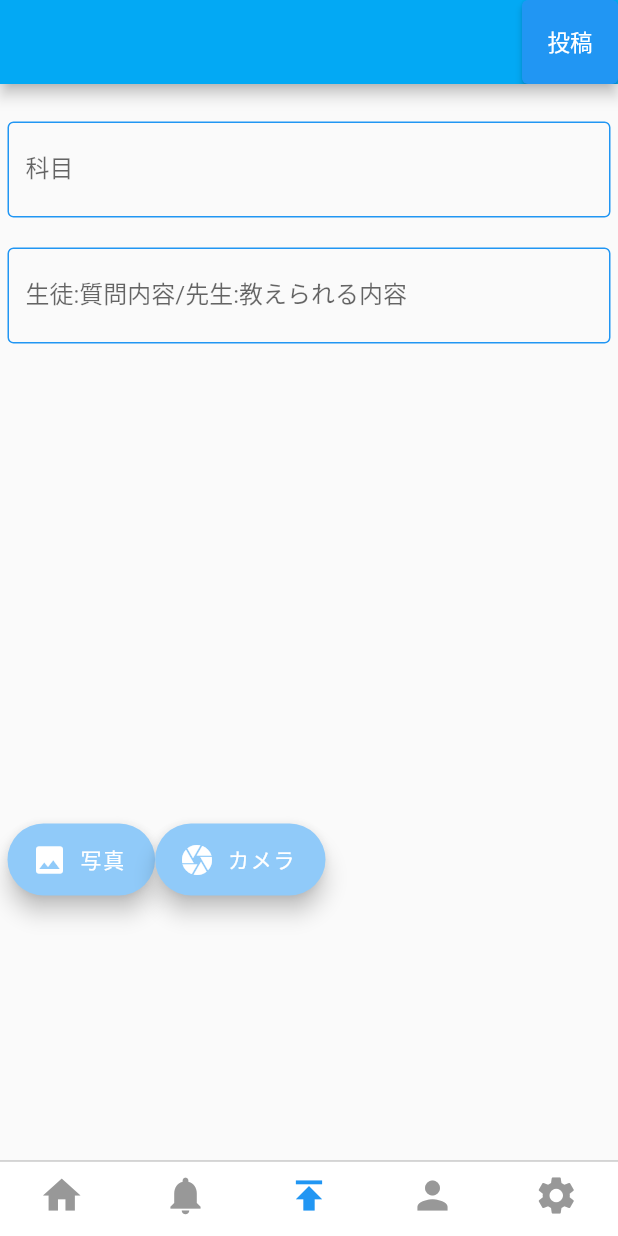
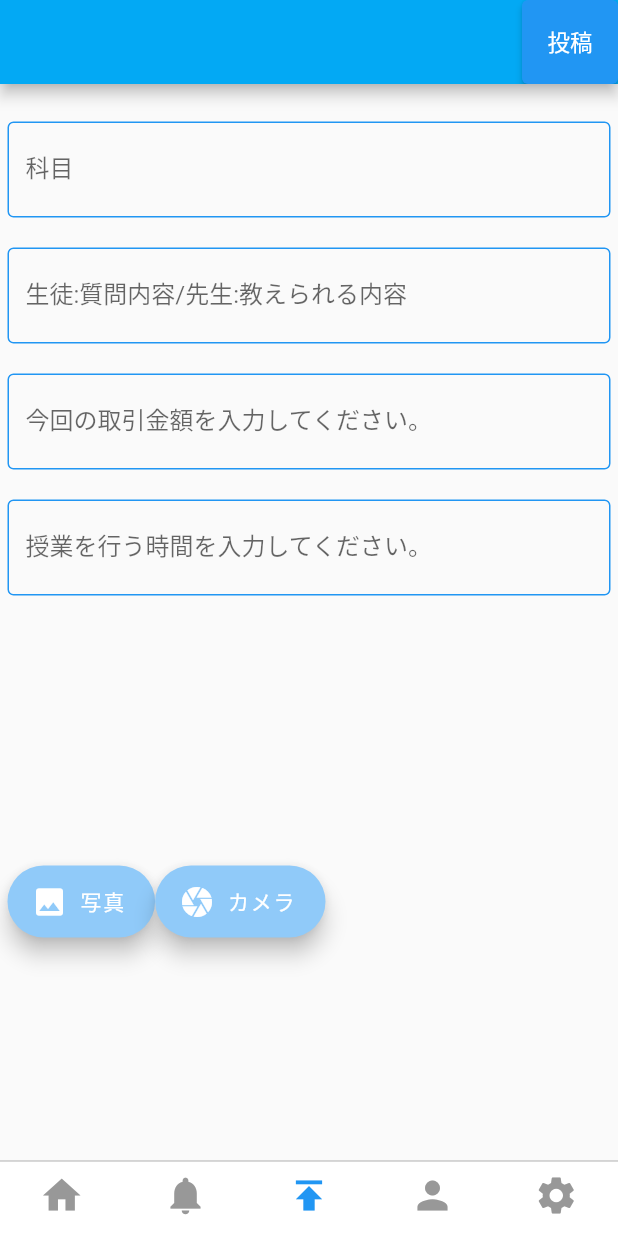
Before and after one commit to Aky-kashi/onetime, a Flutter app: the screen it shows after launch, item 3 of the bottom bar chosen, on a phone screen of 412 x 824 dp. Run offline on Flutter 3.47's test engine with Material 2 defaults, Android fonts, the phone set to English and light mode, and no system bars; our stand-ins replace cloud_firestore, firebase_auth, firebase_core, flutter_hooks, flutter_signin_button, fluttertoast and 6 more; accounts and stored records are empty.

Commit message:
Add post function 投稿ページを進めました。 Pushed by AKI

```diff
--- a/lib/repositories/post_repository.dart
+++ b/lib/repositories/post_repository.dart
@@ -6,9 +6,9 @@ import 'package:onetime/data_model/user.dart';
 import 'package:onetime/models/db/database_manager.dart';
 import 'package:onetime/utils/constans.dart';
 
+
 class PostRepository {
   final DatabaseManager dbManager;
-
   PostRepository({this.dbManager});
 
   Future<void> post(User currentUser, String caption) async{
@@ -16,7 +16,7 @@ class PostRepository {
 
   }
 
-  Future<File> pickedImage(uploadType) async{
+   Future<File> pickedImage(uploadType) async{
     final imagePicker = ImagePicker();
 
     if(uploadType == UploadType.GALLERY) {
@@ -28,4 +28,6 @@ class PostRepository {
     }
 
   }
+
+
 }
--- a/lib/screens/post/pictute_page.dart
+++ b/lib/screens/post/pictute_page.dart
@@ -1,7 +1,10 @@
 import"package:flutter/material.dart";
 import 'package:font_awesome_flutter/font_awesome_flutter.dart';
+import 'package:onetime/repositories/post_repository.dart';
 
 class PicturePage extends StatelessWidget {
+
+
   @override
   Widget build(BuildContext context) {
     return SizedBox(
--- a/lib/screens/post/post_class_screen.dart
+++ b/lib/screens/post/post_class_screen.dart
@@ -19,6 +19,8 @@ class _PublishClassScreenState extends State<PublishClassScreen> {
 
   final _firstController = TextEditingController();
   final _secondController = TextEditingController();
+  final _thirdController = TextEditingController();
+  final _fourthController = TextEditingController();
 
   @override
   void initState() {
@@ -26,6 +28,12 @@ class _PublishClassScreenState extends State<PublishClassScreen> {
       _onCaptionUpdated();
     });
     _secondController.addListener(() {
+      _onCaptionUpdated();
+    });
+    _thirdController.addListener(() {
+      _onCaptionUpdated();
+    });
+    _fourthController.addListener(() {
       _onCaptionUpdated();
     });
     // TODO: implement initState
@@ -36,6 +44,8 @@ class _PublishClassScreenState extends State<PublishClassScreen> {
   void dispose() {
     _firstController.dispose();
     _secondController.dispose();
+    _thirdController.dispose();
+    _fourthController.dispose();
     super.dispose();
   }
 
@@ -106,7 +116,38 @@ class _PublishClassScreenState extends State<PublishClassScreen> {
                         ),
                       ),
                       Padding(
-                        padding: const EdgeInsets.only(top:320.0),
+                        padding: const EdgeInsets.only(top: 20.0),
+                        child: TextField(
+                          controller: _thirdController,
+                          decoration: InputDecoration(
+                            hintText: "金額",
+                            labelText:  "今回の取引金額を入力してください。",
+                            border: InputBorder.none,
+                            enabledBorder: OutlineInputBorder(
+                              borderSide: BorderSide(color: Colors.blue),
+                            ),
+                          ),
+                        ),
+                      ),
+                      Padding(
+                        padding: const EdgeInsets.only(top: 20.0),
+                        child: TextField(
+                          controller: _fourthController,
+                          decoration: InputDecoration(
+                            hintText: "授業を行う時間",
+                            labelText:  "授業を行う時間を入力してください。",
+                            border: InputBorder.none,
+                            enabledBorder: OutlineInputBorder(
+                              borderSide: BorderSide(color: Colors.blue),
+                            ),
+                          ),
+                        ),
+                      ),
+
+
+
+                      Padding(
+                        padding: const EdgeInsets.only(top:180.0),
                         child: PicturePage(),
                       )
                     ]))));
```
